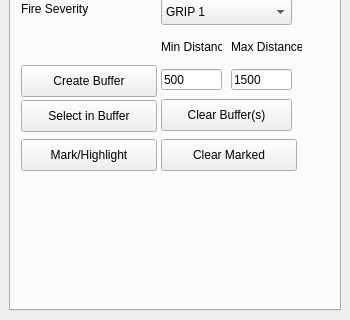
qq2012/GEO1005, file LocatorTool/LocatingTool/locating_tool_dockwidget_base.ui: the form before one commit; both pictures show x 0 to 350 and y 166 to 486 of the 350 by 486 pixel window.
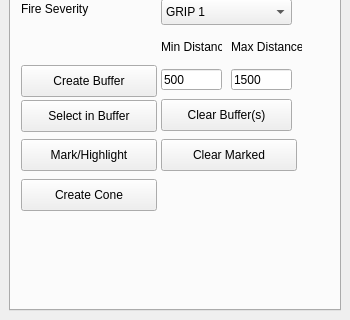
The form after the commit.

Commit message:
Added Cone Button [WIP]
This is still a work in progress! I am quitting for now.

What works:
It creates a south facing cone based on Fire1.

What doesn't work:
It can't create a cone on different locations
It can't create a cone in different directions

I will work on this another time, probably friday.
It was quite a struggle to get it this far

```diff
--- a/LocatorTool/LocatingTool/locating_tool_dockwidget_base.ui
+++ b/LocatorTool/LocatingTool/locating_tool_dockwidget_base.ui
@@ -338,6 +338,19 @@
          <string>Clear Marked</string>
         </property>
        </widget>
+       <widget class="QPushButton" name="calculateConeButton">
+        <property name="geometry">
+         <rect>
+          <x>10</x>
+          <y>310</y>
+          <width>136</width>
+          <height>32</height>
+         </rect>
+        </property>
+        <property name="text">
+         <string>Create Cone</string>
+        </property>
+       </widget>
       </widget>
       <widget class="QWidget" name="tab_2">
        <attribute name="title">
```
The commit also changes 1 other file.
